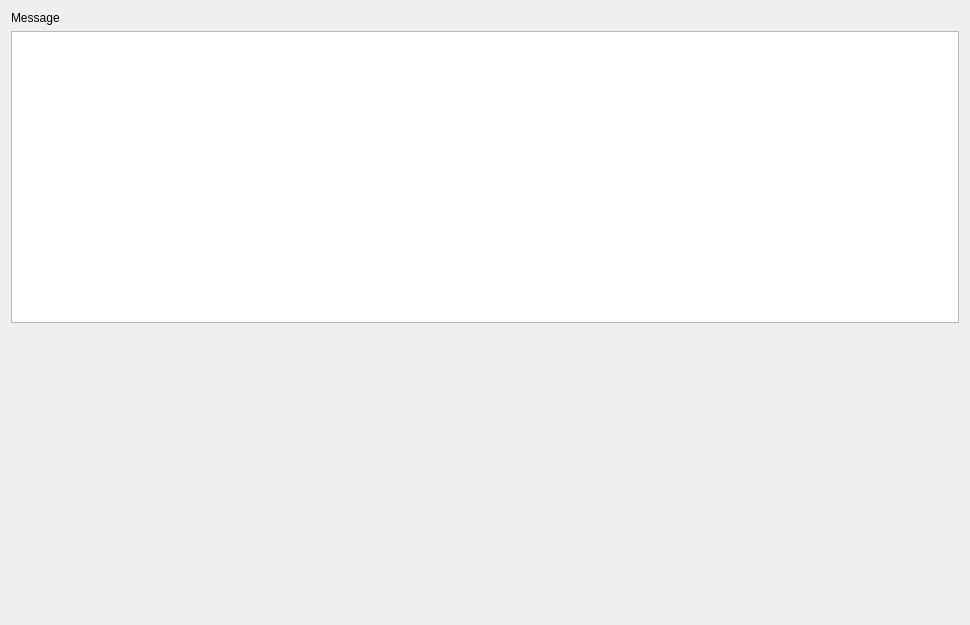
Old version of the form src/ui/settings/ExportSettingsWidget.ui in the repository Komet/MediaElch.
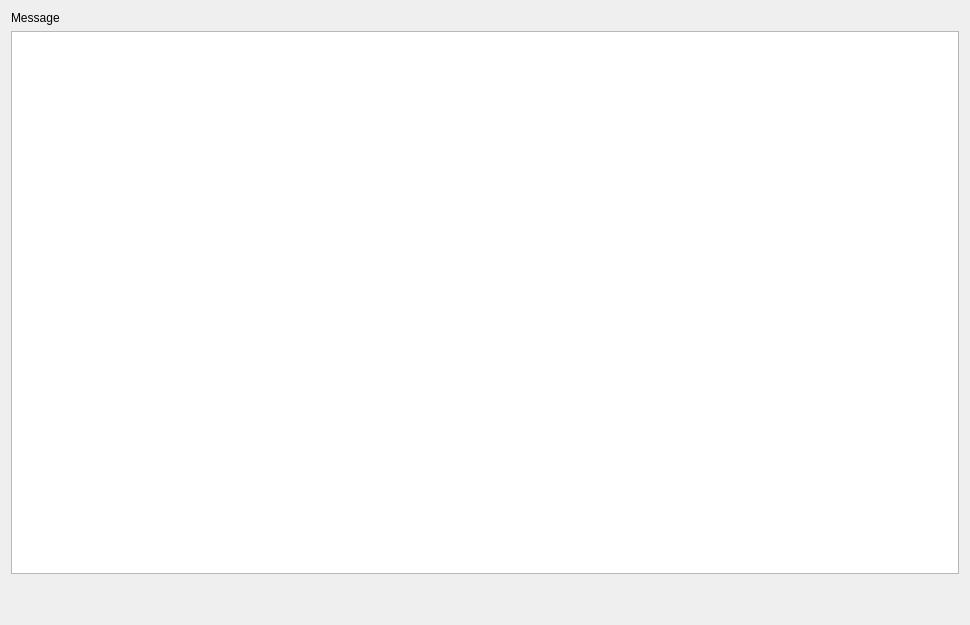
New version of the form. Custom widgets are drawn as their Qt base class.

Commit message:
fix(UI): Fix spacing of settings window; add scroll areas
To make the settings more readable, fix some spacing issues.

```diff
--- a/src/ui/settings/ExportSettingsWidget.ui
+++ b/src/ui/settings/ExportSettingsWidget.ui
@@ -10,7 +10,7 @@
     <height>625</height>
    </rect>
   </property>
-  <layout class="QVBoxLayout" name="verticalLayout_9">
+  <layout class="QVBoxLayout" name="verticalLayout_9" stretch="0,1,0">
    <item>
     <widget class="MessageLabel" name="themesErrorMessage">
      <property name="text">
```
The commit also changes 5 other files.
